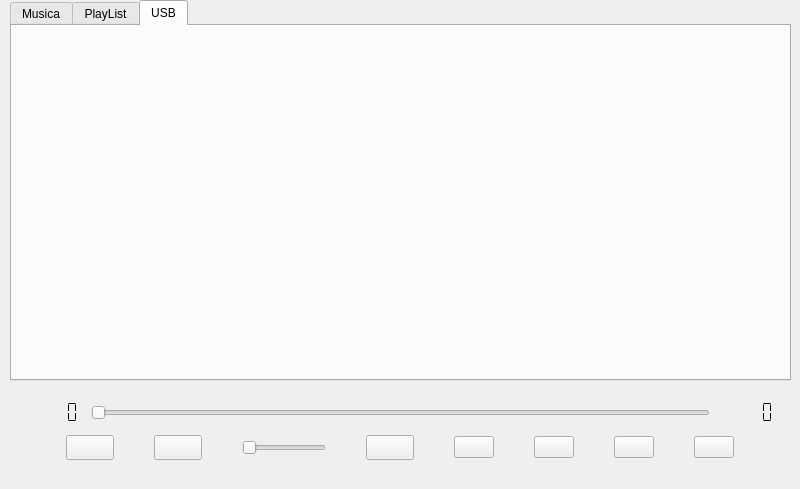
First picture: the form in M_A_C/Forms/mainwindow.ui, repository 4k1x/M_A_C, before the edit.
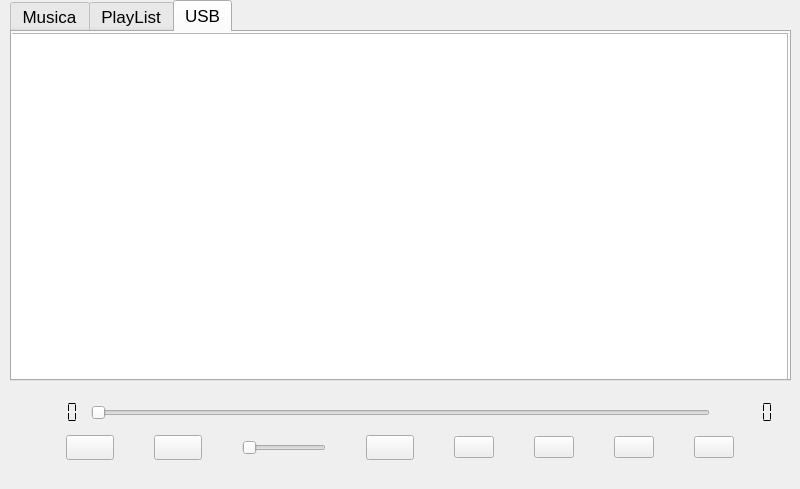
Second picture: the form after the edit. The open tabs and pages were chosen to show the change. Icons and pictures are not drawn.

Patch:
```diff
--- a/M_A_C/Forms/mainwindow.ui
+++ b/M_A_C/Forms/mainwindow.ui
@@ -342,6 +342,11 @@
       <height>381</height>
      </rect>
     </property>
+    <property name="font">
+     <font>
+      <pointsize>13</pointsize>
+     </font>
+    </property>
     <property name="tabShape">
      <enum>QTabWidget::Rounded</enum>
     </property>
@@ -417,6 +422,27 @@
      <attribute name="title">
       <string>USB</string>
      </attribute>
+     <widget class="QListWidget" name="listUsb">
+      <property name="geometry">
+       <rect>
+        <x>-5</x>
+        <y>1</y>
+        <width>781</width>
+        <height>351</height>
+       </rect>
+      </property>
+      <property name="font">
+       <font>
+        <pointsize>13</pointsize>
+       </font>
+      </property>
+      <property name="spacing">
+       <number>10</number>
+      </property>
+      <property name="viewMode">
+       <enum>QListView::IconMode</enum>
+      </property>
+     </widget>
     </widget>
    </widget>
   </widget>
```
Left out of the diff: 10 changed lines with no effect on the pictures.
